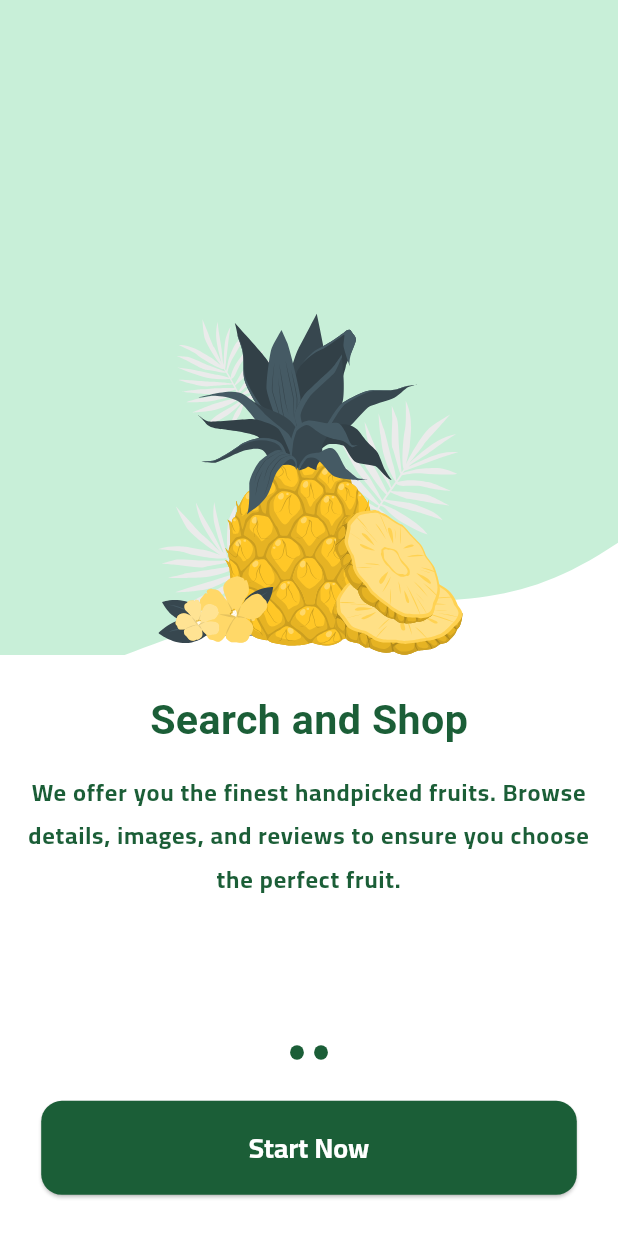
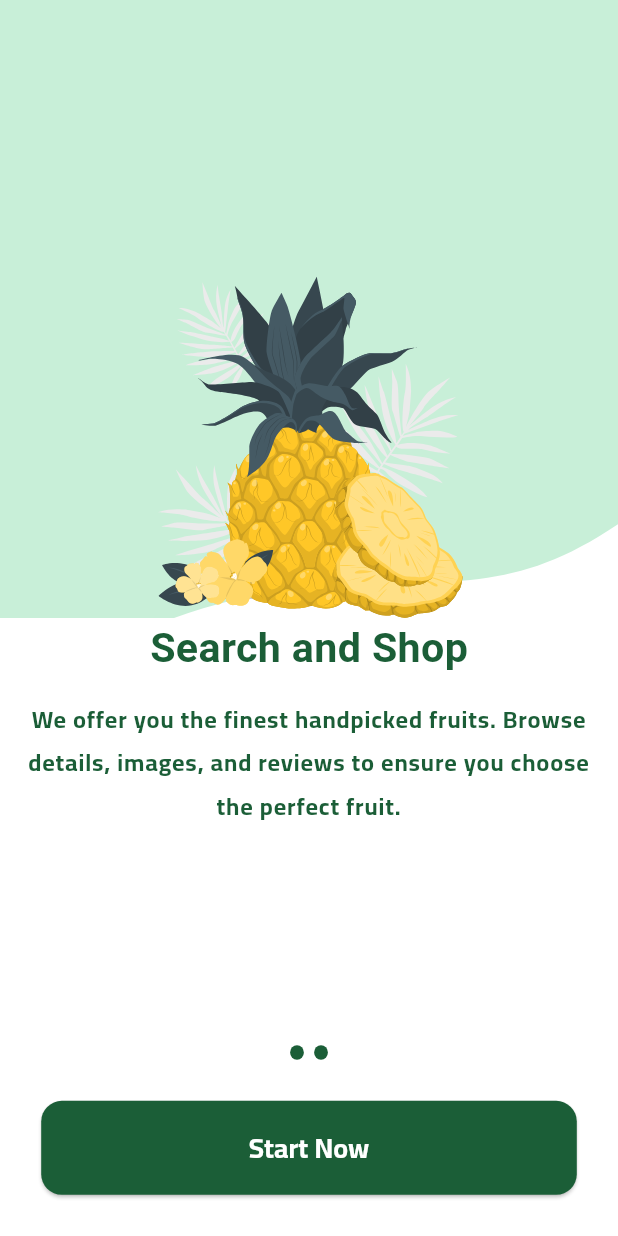
Before and after one commit to AlaaSharshera/Fruitopia, a Flutter app: the screen it shows after launch, swiped to page 2, on a phone screen of 412 x 824 dp. Run offline on Flutter 3.47's test engine with Material 3 defaults, Android fonts, the light colour scheme and no system bars; drawn by our look-alikes of smooth_page_indicator; our stand-ins replace dartz, device_preview, firebase_auth, firebase_core, flutter_bloc, flutter_screenutil and 4 more; accounts and stored records are empty; Roboto replaces fonts that are missing (CairoPlay).

Commit message:
Adjusts onboarding screen layout

```diff
--- a/lib/features/on_boarding/presentation/widgets/custom_onboarding_body.dart
+++ b/lib/features/on_boarding/presentation/widgets/custom_onboarding_body.dart
@@ -31,7 +31,7 @@
           children: [
             Container(
               width: MediaQuery.of(context).size.width,
-              height: MediaQuery.of(context).size.height * 0.53,
+              height: MediaQuery.of(context).size.height * 0.5,
               alignment: Alignment.topCenter,
               child: SvgPicture.asset(
                 Assets.imagesBackgroundOnboarding,
@@ -72,7 +72,7 @@
             ),
           ],
         ),
-        SizedBox(height: 20.h),
+
         Text(
           title,
           style: TextStyle(
```
